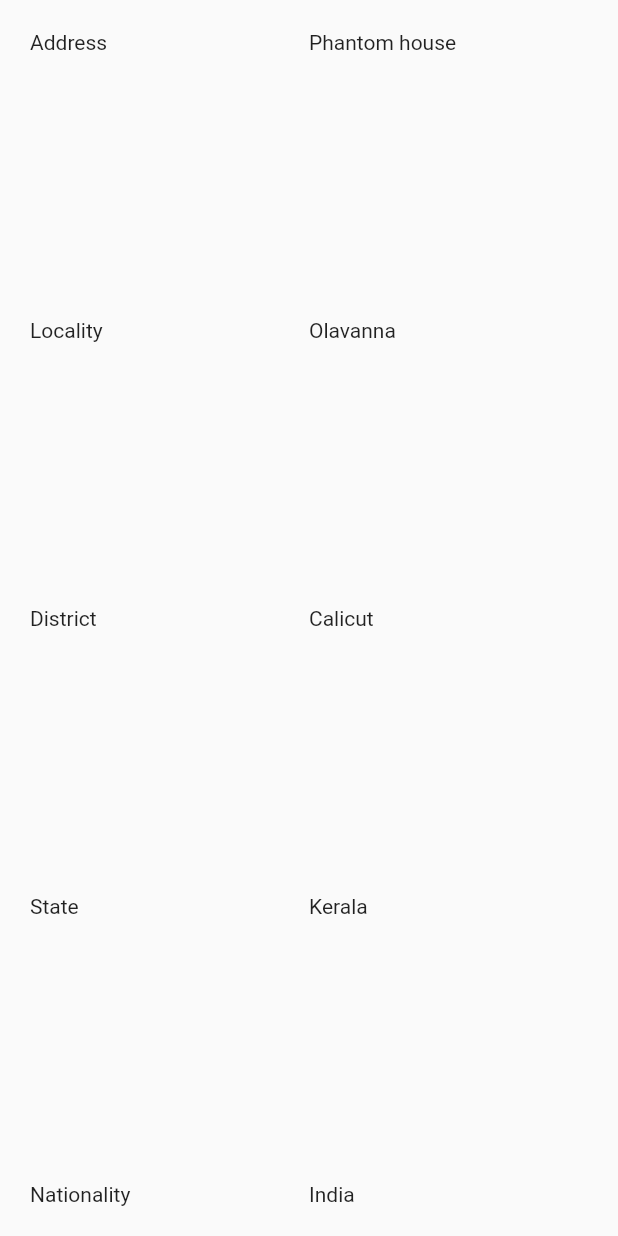
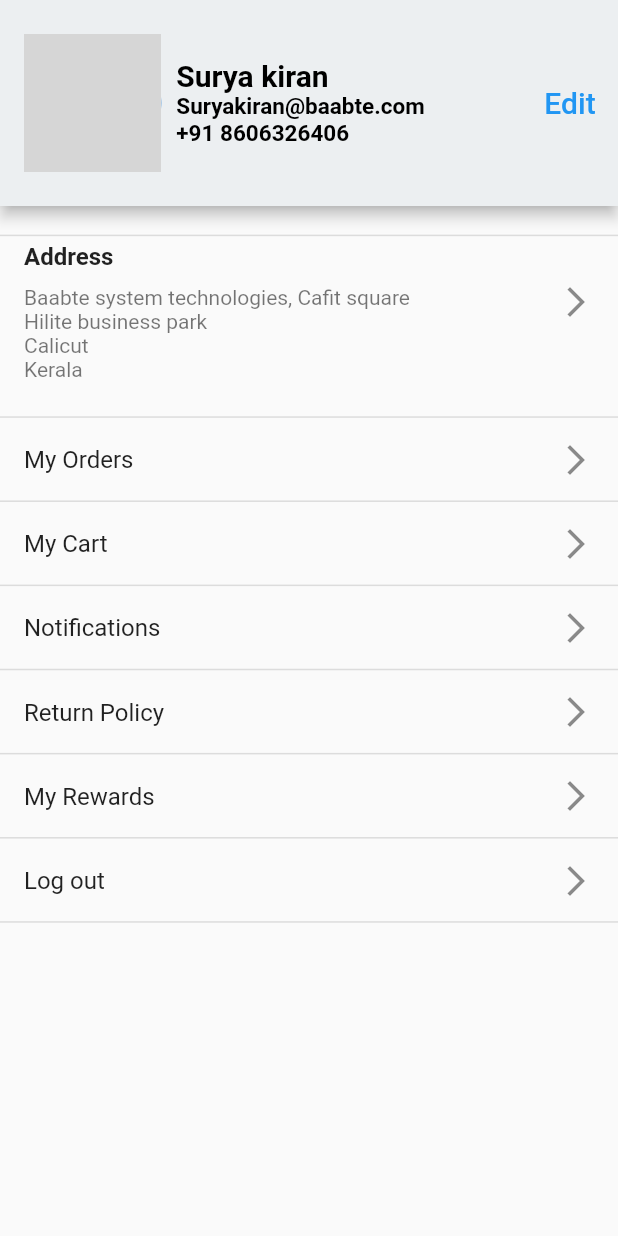
Before and after one commit to cybersquare/ecom_flutter, a Flutter app: the ViewProfile screen opened directly, on a phone screen of 412 x 824 dp. Run offline on Flutter 3.47's test engine with Material 2 defaults, Android fonts, the phone set to English and light mode, and no system bars; our stand-ins replace bloc, firebase_auth, firebase_core, flutter_bloc, flutter_screenutil; accounts and stored records are empty; generated files the repository leaves out were written again; network calls fail; grey boxes are pictures that could not be loaded.

Commit message:
updated view profile page

```diff
--- a/lib/app/view/app.dart
+++ b/lib/app/view/app.dart
@@ -34,8 +34,8 @@ class App extends StatelessWidget {
           GlobalMaterialLocalizations.delegate,
         ],
         supportedLocales: AppLocalizations.supportedLocales,
-        home: Splash(),
-        // home: ViewProfile(),
+        // home: Splash(),
+        home: ViewProfile(),
       ),
     );
   }
--- /dev/null
+++ b/lib/newbloc/bloc/newbloc_event.dart
@@ -0,0 +1,4 @@
+part of 'newbloc_bloc.dart';
+
+@immutable
+abstract class NewblocEvent {}
--- /dev/null
+++ b/lib/newbloc/bloc/newbloc_state.dart
@@ -0,0 +1,6 @@
+part of 'newbloc_bloc.dart';
+
+@immutable
+abstract class NewblocState {}
+
+class NewblocInitial extends NewblocState {}
--- a/lib/viewProfile/views/viewprofile.dart
+++ b/lib/viewProfile/views/viewprofile.dart
@@ -1,4 +1,7 @@
+import 'package:csecom/viewProfile/views/widgets/profile_header.dart';
 import 'package:flutter/material.dart';
+
+import 'widgets/profile_details_list.dart';
 
 class ViewProfile extends StatelessWidget {
   const ViewProfile({Key? key}) : super(key: key);
@@ -6,60 +9,23 @@ class ViewProfile extends StatelessWidget {
   @override
   Widget build(BuildContext context) {
     return Scaffold(
-      // appBar: AppBar(
-      //   toolbarHeight: MediaQuery.of(context).size.height / 2.5,
-      //   elevation: 0,
-      //   // leading: IconButton(onPressed: () {}, icon: Icon(Icons.arrow_back)),
-      //   title: Center(
-      //     child: Column(
-      //       children: [
-      //         CircleAvatar(
-      //           radius: MediaQuery.of(context).size.height / 7,
-      //           backgroundImage: NetworkImage(
-      //             "https://www.freeiconspng.com/thumbs/profile-icon-png/female-user-icon-clip-art--30.png",
-      //           ),
-      //           backgroundColor: Colors.red,
-      //         ),
-      //         Padding(
-      //           padding: const EdgeInsets.all(10.0),
-      //           child: Text("Surya Kiran"),
-      //         ),
-      //       ],
-      //     ),
-      //   ),
-      // ),
+      appBar: AppBar(
+        backgroundColor: Colors.blueGrey[50],
+        toolbarHeight: MediaQuery.of(context).size.width / 3,
+        title: ProfileHeader(),
+        actions: [
+          TextButton(
+            onPressed: () {},
+            child: Text(
+              "Edit",
+              style: TextStyle(fontSize: 20),
+            ),
+          ),
+        ],
+      ),
       body: Padding(
-        padding: const EdgeInsets.all(20.0),
-        child: Row(
-          children: [
-            Expanded(
-              child: Column(
-                crossAxisAlignment: CrossAxisAlignment.start,
-                mainAxisAlignment: MainAxisAlignment.spaceBetween,
-                children: [
-                  Text("Address"),
-                  Text("Locality"),
-                  Text("District"),
-                  Text("State"),
-                  Text("Nationality"),
-                ],
-              ),
-            ),
-            Expanded(
-              child: Column(
-                crossAxisAlignment: CrossAxisAlignment.start,
-                mainAxisAlignment: MainAxisAlignment.spaceBetween,
-                children: [
-                  Text("Phantom house"),
-                  Text("Olavanna"),
-                  Text("Calicut"),
-                  Text("Kerala"),
-                  Text("India"),
-                ],
-              ),
-            ),
-          ],
-        ),
+        padding: const EdgeInsets.only(top: 20, bottom: 20),
+        child: ProfileDetails(keyName: 'Name', keyValue: 'surya'),
       ),
     );
   }
--- /dev/null
+++ b/lib/viewProfile/views/widgets/profile_details_list.dart
@@ -0,0 +1,135 @@
+import 'package:csecom/viewProfile/views/widgets/edit_address_popup.dart';
+import 'package:flutter/material.dart';
+
+class ProfileDetails extends StatelessWidget {
+  ProfileDetails({Key? key, required this.keyName, required this.keyValue})
+      : super(key: key);
+  String keyName;
+  String keyValue;
+
+  @override
+  Widget build(BuildContext context) {
+    return ListView(
+      children: [
+        const Divider(
+          thickness: 1,
+          height: 0.1,
+        ),
+        InkWell(
+          child: Padding(
+            padding: const EdgeInsets.only(bottom: 20),
+            child: ListTile(
+              // leading: Text("Name"),
+              title: const Text(
+                'Address',
+                style: TextStyle(fontWeight: FontWeight.bold),
+              ),
+              subtitle: Padding(
+                padding: const EdgeInsets.only(top: 10),
+                child: Column(
+                  crossAxisAlignment: CrossAxisAlignment.start,
+                  children: const [
+                    Text('Baabte system technologies, Cafit square'),
+                    Text('Hilite business park'),
+                    Text('Calicut'),
+                    Text('Kerala'),
+                  ],
+                ),
+              ),
+              trailing: Column(
+                mainAxisAlignment: MainAxisAlignment.center,
+                children: const [
+                  Icon(Icons.arrow_forward_ios),
+                ],
+              ),
+            ),
+          ),
+          onTap: () {
+            showDialog<dynamic>(
+              context: context,
+              builder: (BuildContext context) {
+                return EditAddressPopup();
+              },
+            );
+          },
+        ),
+        const Divider(
+          thickness: 1,
+          height: 0.1,
+        ),
+        InkWell(
+          child: const ListTile(
+            // leading: Text("Name"),
+            title: Text('My Orders'),
+            trailing: Icon(Icons.arrow_forward_ios),
+          ),
+          onTap: () {},
+        ),
+        const Divider(
+          thickness: 1,
+          height: 0.1,
+        ),
+        InkWell(
+          child: const ListTile(
+            // leading: Text("Name"),
+            title: Text('My Cart'),
+            trailing: Icon(Icons.arrow_forward_ios),
+          ),
+          onTap: () {},
+        ),
+        const Divider(
+          thickness: 1,
+          height: 0.1,
+        ),
+        InkWell(
+          child: const ListTile(
+            // leading: Text("Name"),
+            title: Text('Notifications'),
+            trailing: Icon(Icons.arrow_forward_ios),
+          ),
+          onTap: () {},
+        ),
+        const Divider(
+          thickness: 1,
+          height: 0.1,
+        ),
+        InkWell(
+          child: const ListTile(
+            // leading: Text("Name"),
+            title: Text('Return Policy'),
+            trailing: Icon(Icons.arrow_forward_ios),
+          ),
+          onTap: () {},
+        ),
+        const Divider(
+          thickness: 1,
+          height: 0.1,
+        ),
+        InkWell(
+          child: const ListTile(
+            // leading: Text("Name"),
+            title: Text('My Rewards'),
+            trailing: Icon(Icons.arrow_forward_ios),
+          ),
+          onTap: () {},
+        ),
+        const Divider(
+          thickness: 1,
+          height: 0.1,
+        ),
+        InkWell(
+          child: const ListTile(
+            // leading: Text("Name"),
+            title: Text('Log out'),
+            trailing: Icon(Icons.arrow_forward_ios),
+          ),
+          onTap: () {},
+        ),
+        const Divider(
+          thickness: 1,
+          height: 0.1,
+        ),
+      ],
+    );
+  }
+}
--- /dev/null
+++ b/lib/viewProfile/views/widgets/profile_header.dart
@@ -0,0 +1,54 @@
+import 'package:flutter/material.dart';
+
+class ProfileHeader extends StatelessWidget {
+  const ProfileHeader({Key? key}) : super(key: key);
+
+  @override
+  Widget build(BuildContext context) {
+    return Row(
+      children: [
+        CircleAvatar(
+          radius: MediaQuery.of(context).size.width / 9,
+          backgroundImage: const NetworkImage(
+            'https://res.cloudinary.com/demo/image/facebook/65646572251.jpg',
+          ),
+        ),
+        Padding(
+          padding: const EdgeInsets.all(10),
+          child: Column(
+            mainAxisAlignment: MainAxisAlignment.start,
+            crossAxisAlignment: CrossAxisAlignment.start,
+            children: const [
+              Text(
+                'Surya kiran',
+                textAlign: TextAlign.left,
+                style: TextStyle(
+                  color: Colors.black,
+                  fontWeight: FontWeight.bold,
+                  fontSize: 20,
+                ),
+              ),
+              Text(
+                'Suryakiran@baabte.com',
+                textAlign: TextAlign.left,
+                style: TextStyle(
+                  color: Colors.black,
+                  fontWeight: FontWeight.bold,
+                  fontSize: 15,
+                ),
+              ),
+              Text(
+                '+91 8606326406',
+                style: TextStyle(
+                  color: Colors.black,
+                  fontWeight: FontWeight.bold,
+                  fontSize: 15,
+                ),
+              ),
+            ],
+          ),
+        ),
+      ],
+    );
+  }
+}
```
Also changed, not shown: lib/newbloc/bloc/newbloc_bloc.dart (added, +13 -0 lines), lib/viewProfile/views/widgets/edit_address_popup.dart (added, +57 -0 lines).
